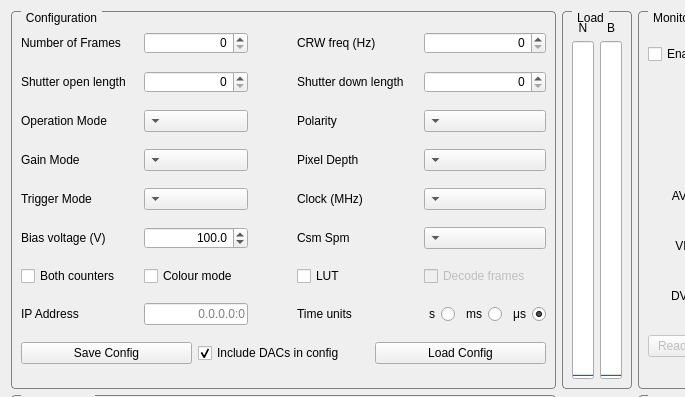
Before: the Qt Designer form SpidrMpx3Eq/qcstmconfigmonitoring.ui in navrit/dexter, drawn with Qt 5; both pictures show x 0 to 685 and y 0 to 397 of the 1146 by 790 pixel window.
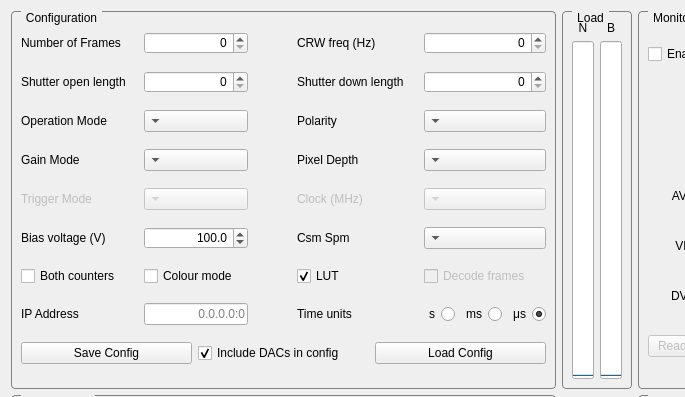
After: the same form once the commit is applied.

```diff
--- a/SpidrMpx3Eq/qcstmconfigmonitoring.ui
+++ b/SpidrMpx3Eq/qcstmconfigmonitoring.ui
@@ -86,6 +86,9 @@
         </item>
         <item row="4" column="3">
          <widget class="QComboBox" name="triggerModeCombo">
+          <property name="enabled">
+           <bool>false</bool>
+          </property>
           <property name="layoutDirection">
            <enum>Qt::RightToLeft</enum>
           </property>
@@ -259,6 +262,9 @@
         </item>
         <item row="4" column="9">
          <widget class="QComboBox" name="mpx3ClockComboBox">
+          <property name="enabled">
+           <bool>false</bool>
+          </property>
           <property name="layoutDirection">
            <enum>Qt::RightToLeft</enum>
           </property>
@@ -329,6 +335,9 @@
         </item>
         <item row="4" column="5" colspan="3">
          <widget class="QLabel" name="label_22">
+          <property name="enabled">
+           <bool>false</bool>
+          </property>
           <property name="text">
            <string>Clock (MHz)</string>
           </property>
@@ -336,6 +345,9 @@
         </item>
         <item row="4" column="0">
          <widget class="QLabel" name="label_7">
+          <property name="enabled">
+           <bool>false</bool>
+          </property>
           <property name="text">
            <string>Trigger Mode</string>
           </property>
@@ -366,6 +378,9 @@
           <property name="text">
            <string>LUT</string>
           </property>
+          <property name="checked">
+           <bool>true</bool>
+          </property>
          </widget>
         </item>
         <item row="7" column="9">
```
Left out of the diff: 14 changed lines with no effect on the pictures.
